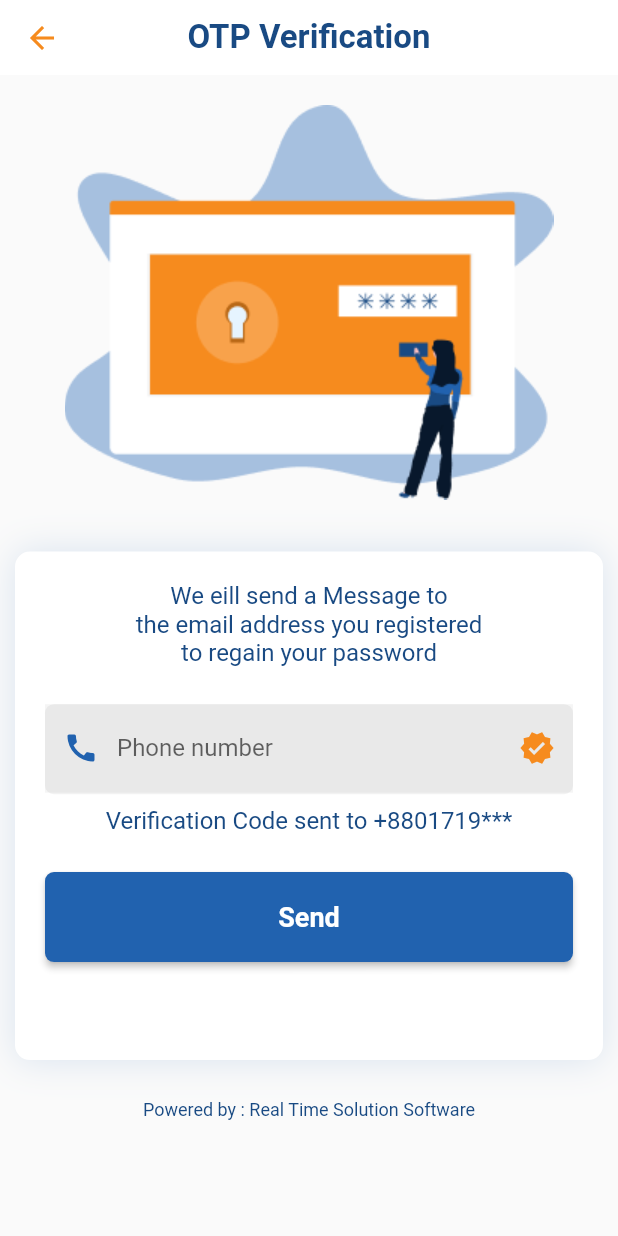
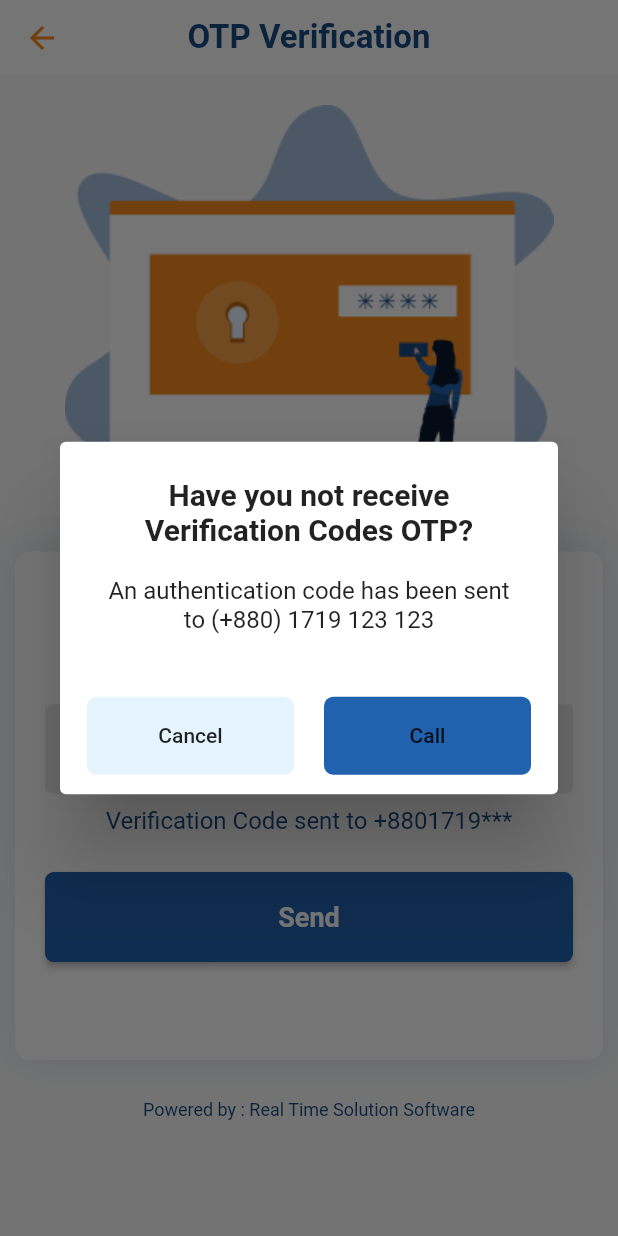
Before and after one commit to mehedimithu/Flingex_App, a Flutter app: the OtpVerification screen opened directly, after a tap on "Send", on a phone screen of 412 x 824 dp. Run offline on Flutter 3.47's test engine with Material 2 defaults, Android fonts, the phone set to English and light mode, and no system bars.

Commit message:
otp page added

```diff
--- a/lib/screens/signup/components/otp_verification.dart
+++ b/lib/screens/signup/components/otp_verification.dart
@@ -1,5 +1,7 @@
 import 'package:flutter/material.dart';
 import 'package:flutter/widgets.dart';
+
+import 'otp_code.dart';
 
 class OtpVerification extends StatefulWidget {
   @override
@@ -8,6 +10,86 @@ class OtpVerification extends StatefulWidget {
 
 class _OtpVerificationState extends State<OtpVerification> {
   TextEditingController phoneController = TextEditingController();
+
+  void _showMessage() {
+    showDialog(
+      context: context, barrierDismissible: false, // user must tap button!
+      builder: (BuildContext context) {
+        return AlertDialog(
+          title: Text(
+            'Have you not receive Verification Codes OTP?',
+            textAlign: TextAlign.center,
+            style: TextStyle(fontWeight: FontWeight.bold),
+          ),
+          content: SingleChildScrollView(
+            child: ListBody(
+              children: [
+                Text(
+                    'An authentication code has been sent to (+880) 1719 123 123',
+                    textAlign: TextAlign.center),
+              ],
+            ),
+          ),
+          actions: [
+            Row(
+              mainAxisAlignment: MainAxisAlignment.start,
+              children: [
+                Expanded(
+                  child: Padding(
+                    padding: const EdgeInsets.only(
+                        left: 10.0, right: 10.0, top: 10, bottom: 5),
+                    child: Container(
+                      width: 148,
+                      height: 52,
+                      decoration: BoxDecoration(
+                        borderRadius: BorderRadius.circular(6),
+                        color: Color(0xffe6f4ff),
+                      ),
+                      child: FlatButton(
+                        child: Text(
+                          'Cancel',
+                          textAlign: TextAlign.center,
+                        ),
+                        onPressed: () {
+                          Navigator.of(context).pop();
+                        },
+                      ),
+                    ),
+                  ),
+                ),
+                Expanded(
+                  child: Padding(
+                    padding: const EdgeInsets.only(
+                        left: 10.0, right: 10.0, top: 10, bottom: 5),
+                    child: Container(
+                      width: 148,
+                      height: 52,
+                      decoration: BoxDecoration(
+                        borderRadius: BorderRadius.circular(6),
+                        color: Color(0xff2162af),
+                      ),
+                      child: FlatButton(
+                        child: Text(
+                          'Call',
+                          textAlign: TextAlign.center,
+                        ),
+                        onPressed: () {
+                          Navigator.push(
+                              context,
+                              MaterialPageRoute(
+                                  builder: (context) => OtpCode()));
+                        },
+                      ),
+                    ),
+                  ),
+                ),
+              ],
+            ),
+          ],
+        );
+      },
+    );
+  }
 
   @override
   Widget build(BuildContext context) {
@@ -125,12 +207,8 @@ class _OtpVerificationState extends State<OtpVerification> {
                   ),
                   SizedBox(height: size.height * 0.03),
                   RaisedButton(
-                    onPressed: () {
-                      // Navigator.push(
-                      //     context,
-                      //     MaterialPageRoute(
-                      //         builder: (context) => OtpVerification()));
-                    },
+                    onPressed: _showMessage,
+                    color: Colors.blueAccent,
                     shape: RoundedRectangleBorder(
                         borderRadius: BorderRadius.circular(6)),
                     textColor: Colors.white,
```
Also changed, not shown: lib/screens/signup/components/otp_code.dart (added, +268 -0 lines).
